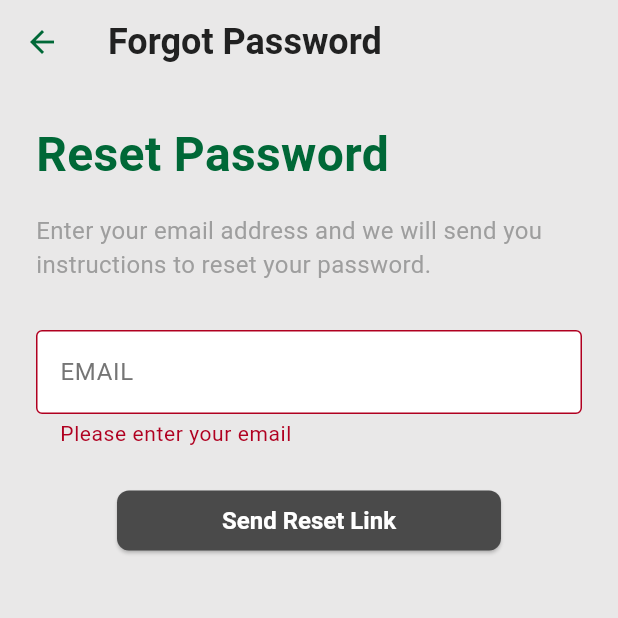
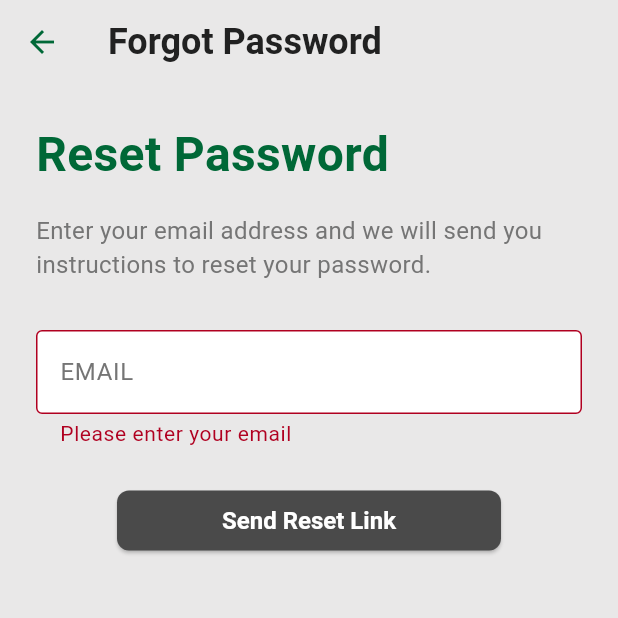
Before and after one commit to bounswe/bounswe2025group6, a Flutter app: the ForgotPasswordScreen screen opened directly, after a tap on "Send Reset Link", on a phone screen of 412 x 824 dp, the top half of it. Run offline on Flutter 3.47's test engine with Material 3 defaults, Android fonts, the phone set to English and light mode, and no system bars; our stand-ins replace file_picker, flutter_secure_storage, flutter_typeahead; accounts and stored records are empty.

Commit message:
forgot_password color adjustment

```diff
--- a/mobile/lib/screens/forgot_pass_screen.dart
+++ b/mobile/lib/screens/forgot_pass_screen.dart
@@ -53,7 +53,7 @@ class _ForgotPasswordScreenState extends State<ForgotPasswordScreen> {
                 'Enter your email address and we will send you instructions to reset your password.',
                 style: TextStyle(
                   fontSize: 16,
-                  color: Colors.grey,
+                  color: AppTheme.textSecondary,
                 ),
               ),
               const SizedBox(height: 32),
@@ -136,7 +136,7 @@ class _ForgotPasswordScreenState extends State<ForgotPasswordScreen> {
           ScaffoldMessenger.of(context).showSnackBar(
             SnackBar(
               content: Text(e.toString()),
-              backgroundColor: Colors.red,
+              backgroundColor: AppTheme.errorColor,
             ),
           );
         }
```
